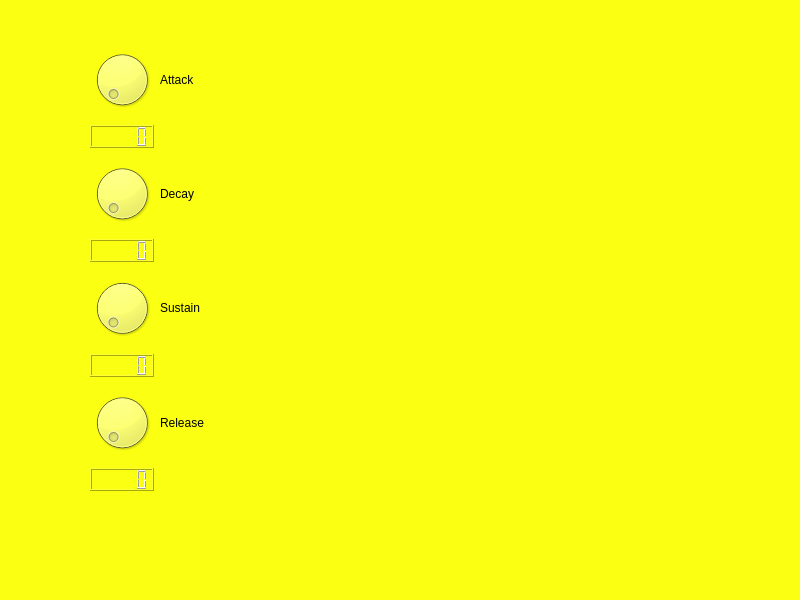
JimMarshall35/Synthesizer, file mainwindow.ui: the form before one commit.
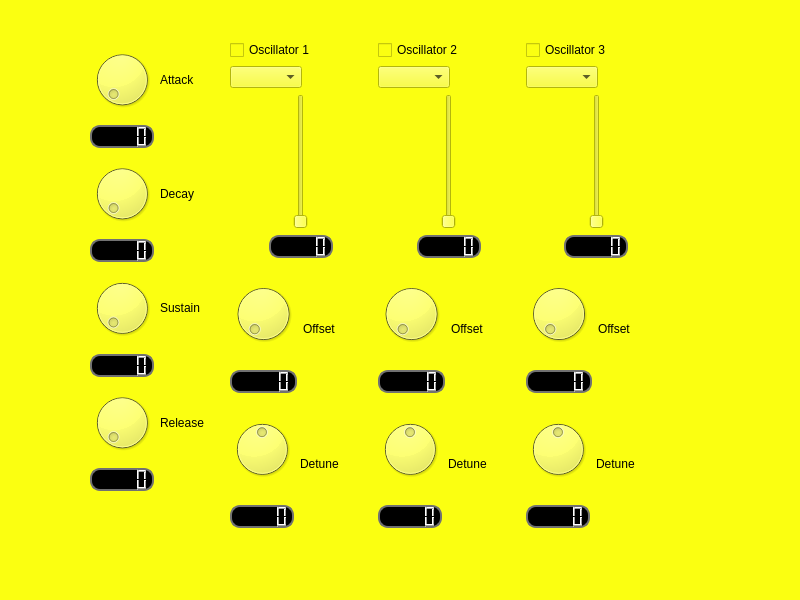
The form after the commit.

Commit message: three oscillators controllable - volume, detune, phase offset and wave shape

What changed in the file:
```diff
--- a/mainwindow.ui
+++ b/mainwindow.ui
@@ -92,33 +92,436 @@
      <item row="5" column="0">
       <widget class="QLCDNumber" name="sustain_lcd">
        <property name="styleSheet">
-        <string notr="true">color: rgb(0, 0, 0);</string>
+        <string notr="true">background-color: rgb(0, 0, 0);
+  border: 2px solid rgb(113, 113, 113);
+  border-width: 2px;
+  border-radius: 10px;
+  color: rgb(255, 255, 255);</string>
        </property>
       </widget>
      </item>
      <item row="3" column="0">
       <widget class="QLCDNumber" name="decay_lcd">
        <property name="styleSheet">
-        <string notr="true">color: rgb(0, 0, 0);</string>
+        <string notr="true">background-color: rgb(0, 0, 0);
+  border: 2px solid rgb(113, 113, 113);
+  border-width: 2px;
+  border-radius: 10px;
+  color: rgb(255, 255, 255);</string>
        </property>
       </widget>
      </item>
      <item row="1" column="0">
       <widget class="QLCDNumber" name="attack_lcd">
        <property name="styleSheet">
-        <string notr="true">color: rgb(0, 0, 0);</string>
+        <string notr="true">background-color: rgb(0, 0, 0);
+  border: 2px solid rgb(113, 113, 113);
+  border-width: 2px;
+  border-radius: 10px;
+  color: rgb(255, 255, 255);</string>
        </property>
       </widget>
      </item>
      <item row="7" column="0">
       <widget class="QLCDNumber" name="release_lcd">
        <property name="styleSheet">
-        <string notr="true">color: rgb(0, 0, 0);</string>
+        <string notr="true">background-color: rgb(0, 0, 0);
+  border: 2px solid rgb(113, 113, 113);
+  border-width: 2px;
+  border-radius: 10px;
+  color: rgb(255, 255, 255);</string>
        </property>
       </widget>
      </item>
     </layout>
    </widget>
+   <widget class="QWidget" name="horizontalLayoutWidget">
+    <property name="geometry">
+     <rect>
+      <x>230</x>
+      <y>40</y>
+      <width>437</width>
+      <height>488</height>
+     </rect>
+    </property>
+    <layout class="QHBoxLayout" name="horizontalLayout">
+     <item>
+      <layout class="QVBoxLayout" name="verticalLayout_7" stretch="0,0,0,0,0,0">
+       <property name="sizeConstraint">
+        <enum>QLayout::SetDefaultConstraint</enum>
+       </property>
+       <item>
+        <widget class="QCheckBox" name="o1_cb">
+         <property name="text">
+          <string>Oscillator 1</string>
+         </property>
+        </widget>
+       </item>
+       <item>
+        <widget class="QComboBox" name="o1_combo">
+         <property name="sizePolicy">
+          <sizepolicy hsizetype="Fixed" vsizetype="Fixed">
+           <horstretch>0</horstretch>
+           <verstretch>0</verstretch>
+          </sizepolicy>
+         </property>
+        </widget>
+       </item>
+       <item alignment="Qt::AlignHCenter">
+        <widget class="QSlider" name="o1_slider">
+         <property name="orientation">
+          <enum>Qt::Vertical</enum>
+         </property>
+        </widget>
+       </item>
+       <item alignment="Qt::AlignHCenter">
+        <widget class="QLCDNumber" name="o1_slider_lcd">
+         <property name="sizePolicy">
+          <sizepolicy hsizetype="Fixed" vsizetype="Minimum">
+           <horstretch>0</horstretch>
+           <verstretch>0</verstretch>
+          </sizepolicy>
+         </property>
+         <property name="styleSheet">
+          <string notr="true">background-color: rgb(0, 0, 0);
+  border: 2px solid rgb(113, 113, 113);
+  border-width: 2px;
+  border-radius: 10px;
+  color: rgb(255, 255, 255);</string>
+         </property>
+        </widget>
+       </item>
+       <item>
+        <layout class="QHBoxLayout" name="horizontalLayout_6">
+         <item>
+          <layout class="QVBoxLayout" name="verticalLayout_8">
+           <item>
+            <widget class="QDial" name="o1_offset_dial"/>
+           </item>
+           <item>
+            <widget class="QLCDNumber" name="o1_offset_lcd">
+             <property name="styleSheet">
+              <string notr="true">background-color: rgb(0, 0, 0);
+  border: 2px solid rgb(113, 113, 113);
+  border-width: 2px;
+  border-radius: 10px;
+  color: rgb(255, 255, 255);</string>
+             </property>
+            </widget>
+           </item>
+          </layout>
+         </item>
+         <item>
+          <widget class="QLabel" name="label_6">
+           <property name="sizePolicy">
+            <sizepolicy hsizetype="Fixed" vsizetype="Preferred">
+             <horstretch>0</horstretch>
+             <verstretch>0</verstretch>
+            </sizepolicy>
+           </property>
+           <property name="text">
+            <string>Offset           </string>
+           </property>
+          </widget>
+         </item>
+        </layout>
+       </item>
+       <item>
+        <layout class="QHBoxLayout" name="horizontalLayout_7">
+         <item>
+          <layout class="QVBoxLayout" name="verticalLayout_9">
+           <item>
+            <widget class="QDial" name="o1_detune_dial">
+             <property name="minimum">
+              <number>-200</number>
+             </property>
+             <property name="maximum">
+              <number>200</number>
+             </property>
+            </widget>
+           </item>
+           <item>
+            <widget class="QLCDNumber" name="o1_detune_lcd">
+             <property name="styleSheet">
+              <string notr="true">background-color: rgb(0, 0, 0);
+  border: 2px solid rgb(113, 113, 113);
+  border-width: 2px;
+  border-radius: 10px;
+  color: rgb(255, 255, 255);</string>
+             </property>
+            </widget>
+           </item>
+          </layout>
+         </item>
+         <item>
+          <widget class="QLabel" name="label_7">
+           <property name="sizePolicy">
+            <sizepolicy hsizetype="Fixed" vsizetype="Preferred">
+             <horstretch>0</horstretch>
+             <verstretch>0</verstretch>
+            </sizepolicy>
+           </property>
+           <property name="text">
+            <string>Detune          </string>
+           </property>
+          </widget>
+         </item>
+        </layout>
+       </item>
+      </layout>
+     </item>
+     <item>
+      <layout class="QVBoxLayout" name="verticalLayout_4" stretch="0,0,0,0,0,0">
+       <property name="sizeConstraint">
+        <enum>QLayout::SetDefaultConstraint</enum>
+       </property>
+       <item>
+        <widget class="QCheckBox" name="o2_cb">
+         <property name="text">
+          <string>Oscillator 2</string>
+         </property>
+        </widget>
+       </item>
+       <item>
+        <widget class="QComboBox" name="o2_combo">
+         <property name="sizePolicy">
+          <sizepolicy hsizetype="Fixed" vsizetype="Fixed">
+           <horstretch>0</horstretch>
+           <verstretch>0</verstretch>
+          </sizepolicy>
+         </property>
+        </widget>
+       </item>
+       <item alignment="Qt::AlignHCenter">
+        <widget class="QSlider" name="o2_slider">
+         <property name="orientation">
+          <enum>Qt::Vertical</enum>
+         </property>
+        </widget>
+       </item>
+       <item alignment="Qt::AlignHCenter">
+        <widget class="QLCDNumber" name="o2_slider_lcd">
+         <property name="sizePolicy">
+          <sizepolicy hsizetype="Fixed" vsizetype="Minimum">
+           <horstretch>0</horstretch>
+           <verstretch>0</verstretch>
+          </sizepolicy>
+         </property>
+         <property name="styleSheet">
+          <string notr="true">background-color: rgb(0, 0, 0);
+  border: 2px solid rgb(113, 113, 113);
+  border-width: 2px;
+  border-radius: 10px;
+  color: rgb(255, 255, 255);</string>
+         </property>
+        </widget>
+       </item>
+       <item>
+        <layout class="QHBoxLayout" name="horizontalLayout_4">
+         <item>
+          <layout class="QVBoxLayout" name="verticalLayout_5">
+           <item>
+            <widget class="QDial" name="o2_offset_dial"/>
+           </item>
+           <item>
+            <widget class="QLCDNumber" name="o2_offset_lcd">
+             <property name="styleSheet">
+              <string notr="true">background-color: rgb(0, 0, 0);
+  border: 2px solid rgb(113, 113, 113);
+  border-width: 2px;
+  border-radius: 10px;
+  color: rgb(255, 255, 255);</string>
+             </property>
+            </widget>
+           </item>
+          </layout>
+         </item>
+         <item>
+          <widget class="QLabel" name="label_4">
+           <property name="sizePolicy">
+            <sizepolicy hsizetype="Fixed" vsizetype="Preferred">
+             <horstretch>0</horstretch>
+             <verstretch>0</verstretch>
+            </sizepolicy>
+           </property>
+           <property name="text">
+            <string>Offset           </string>
+           </property>
+          </widget>
+         </item>
+        </layout>
+       </item>
+       <item>
+        <layout class="QHBoxLayout" name="horizontalLayout_5">
+         <item>
+          <layout class="QVBoxLayout" name="verticalLayout_6">
+           <item>
+            <widget class="QDial" name="o2_detune_dial">
+             <property name="minimum">
+              <number>-200</number>
+             </property>
+             <property name="maximum">
+              <number>200</number>
+             </property>
+            </widget>
+           </item>
+           <item>
+            <widget class="QLCDNumber" name="o2_detune_lcd">
+             <property name="styleSheet">
+              <string notr="true">background-color: rgb(0, 0, 0);
+  border: 2px solid rgb(113, 113, 113);
+  border-width: 2px;
+  border-radius: 10px;
+  color: rgb(255, 255, 255);</string>
+             </property>
+            </widget>
+           </item>
+          </layout>
+         </item>
+         <item>
+          <widget class="QLabel" name="label_5">
+           <property name="sizePolicy">
+            <sizepolicy hsizetype="Fixed" vsizetype="Preferred">
+             <horstretch>0</horstretch>
+             <verstretch>0</verstretch>
+            </sizepolicy>
+           </property>
+           <property name="text">
+            <string>Detune          </string>
+           </property>
+          </widget>
+         </item>
+        </layout>
+       </item>
+      </layout>
+     </item>
+     <item>
+      <layout class="QVBoxLayout" name="verticalLayout" stretch="0,0,0,0,0,0">
+       <property name="sizeConstraint">
+        <enum>QLayout::SetDefaultConstraint</enum>
+       </property>
+       <item>
+        <widget class="QCheckBox" name="o3_cb">
+         <property name="text">
+          <string>Oscillator 3</string>
+         </property>
+        </widget>
+       </item>
+       <item>
+        <widget class="QComboBox" name="o3_combo">
+         <property name="sizePolicy">
+          <sizepolicy hsizetype="Fixed" vsizetype="Fixed">
+           <horstretch>0</horstretch>
+           <verstretch>0</verstretch>
+          </sizepolicy>
+         </property>
+        </widget>
+       </item>
+       <item alignment="Qt::AlignHCenter">
+        <widget class="QSlider" name="o3_slider">
+         <property name="orientation">
+          <enum>Qt::Vertical</enum>
+         </property>
+        </widget>
+       </item>
+       <item alignment="Qt::AlignHCenter">
+        <widget class="QLCDNumber" name="o3_slider_lcd">
+         <property name="sizePolicy">
+          <sizepolicy hsizetype="Fixed" vsizetype="Minimum">
+           <horstretch>0</horstretch>
+           <verstretch>0</verstretch>
+          </sizepolicy>
+         </property>
+         <property name="styleSheet">
+          <string notr="true">background-color: rgb(0, 0, 0);
+  border: 2px solid rgb(113, 113, 113);
+  border-width: 2px;
+  border-radius: 10px;
+  color: rgb(255, 255, 255);</string>
+         </property>
+        </widget>
+       </item>
+       <item>
+        <layout class="QHBoxLayout" name="horizontalLayout_3">
+         <item>
+          <layout class="QVBoxLayout" name="verticalLayout_3">
+           <item>
+            <widget class="QDial" name="o3_offset_dial"/>
+           </item>
+           <item>
+            <widget class="QLCDNumber" name="o3_offset_lcd">
+             <property name="styleSheet">
+              <string notr="true">background-color: rgb(0, 0, 0);
+  border: 2px solid rgb(113, 113, 113);
+  border-width: 2px;
+  border-radius: 10px;
+  color: rgb(255, 255, 255);</string>
+             </property>
+            </widget>
+           </item>
+          </layout>
+         </item>
+         <item>
+          <widget class="QLabel" name="label_3">
+           <property name="sizePolicy">
+            <sizepolicy hsizetype="Fixed" vsizetype="Preferred">
+             <horstretch>0</horstretch>
+             <verstretch>0</verstretch>
+            </sizepolicy>
+           </property>
+           <property name="text">
+            <string>Offset           </string>
+           </property>
+          </widget>
+         </item>
+        </layout>
+       </item>
+       <item>
+        <layout class="QHBoxLayout" name="horizontalLayout_2">
+         <item>
+          <layout class="QVBoxLayout" name="verticalLayout_2">
+           <item>
+            <widget class="QDial" name="o3_detune_dial">
+             <property name="minimum">
+              <number>-200</number>
+             </property>
+             <property name="maximum">
+              <number>200</number>
+             </property>
+            </widget>
+           </item>
+           <item>
+            <widget class="QLCDNumber" name="o3_detune_lcd">
+             <property name="styleSheet">
+              <string notr="true">background-color: rgb(0, 0, 0);
+  border: 2px solid rgb(113, 113, 113);
+  border-width: 2px;
+  border-radius: 10px;
+  color: rgb(255, 255, 255);</string>
+             </property>
+            </widget>
+           </item>
+          </layout>
+         </item>
+         <item>
+          <widget class="QLabel" name="label_2">
+           <property name="sizePolicy">
+            <sizepolicy hsizetype="Fixed" vsizetype="Preferred">
+             <horstretch>0</horstretch>
+             <verstretch>0</verstretch>
+            </sizepolicy>
+           </property>
+           <property name="text">
+            <string>Detune          </string>
+           </property>
+          </widget>
+         </item>
+        </layout>
+       </item>
+      </layout>
+     </item>
+    </layout>
+   </widget>
   </widget>
   <widget class="QMenuBar" name="menubar">
    <property name="geometry">
```
The commit also changes 8 other files.
